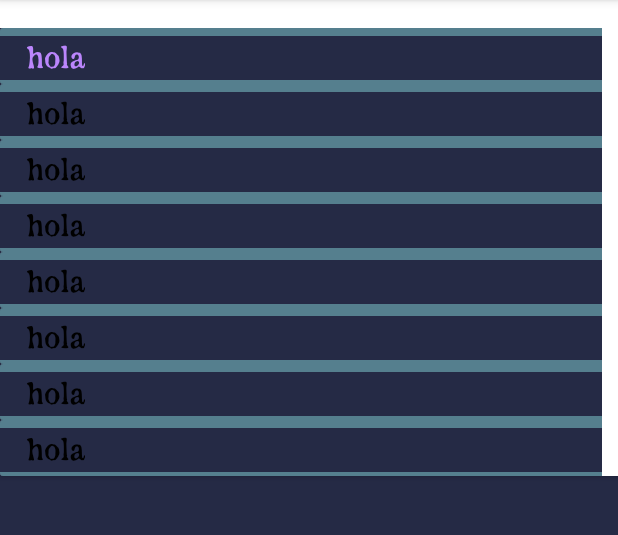
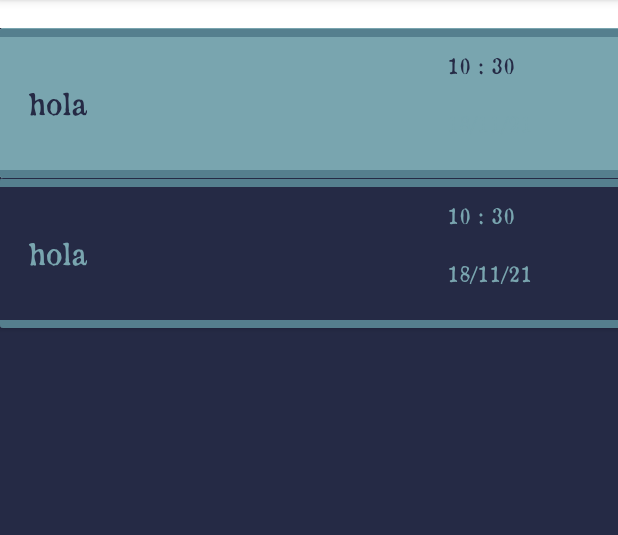
Before and after one commit to AfanaVG/ColorNote_joseAntonio, an Android app: the screen it shows after launch (MainActivity), after a tap on "hola", on a phone screen of 412 x 824 dp, the part 84-619 px from its top. Run offline under Robolectric (Android 15) with nearby library versions, the light colour scheme and no system bars.

Commit message:
Hora y fecha añadidas al ItemCard

```diff
--- a/ColorNote_joseAntonio/app/src/main/java/com/example/colornote_joseantonio/Adaptadores/MiAdaptadorRecycler.kt
+++ b/ColorNote_joseAntonio/app/src/main/java/com/example/colornote_joseantonio/Adaptadores/MiAdaptadorRecycler.kt
@@ -7,9 +7,14 @@ import android.view.View
 import android.view.ViewGroup
 import android.widget.TextView
 import android.widget.Toast
+import androidx.constraintlayout.widget.ConstraintLayout
+import androidx.constraintlayout.widget.ConstraintSet
 import androidx.recyclerview.widget.RecyclerView
 import com.example.colornote_joseantonio.Model.Nota
 import com.example.colornote_joseantonio.R
+import java.text.SimpleDateFormat
+import java.util.*
+import kotlin.collections.ArrayList
 
 
 class MiAdaptadorRecycler(var notas : ArrayList<Nota>, var  context: Context) : RecyclerView.Adapter<MiAdaptadorRecycler.ViewHolder>() {
@@ -76,6 +81,9 @@ class MiAdaptadorRecycler(var notas : ArrayList<Nota>, var  context: Context) :
 
         //Como en el ejemplo general de las listas (ProbandoListas) vemos que se puede inflar cada elemento con una card o con un layout.
         val nombreNota = view.findViewById(R.id.txtNombre_itemNota) as TextView
+        val constraintFondo = view.findViewById(R.id.clFondo_itemNota) as ConstraintLayout
+        val horaNota = view.findViewById(R.id.txtHora_itemNota) as TextView
+        val fechaNota = view.findViewById(R.id.txtFecha_itemNota) as TextView
 
 
 
@@ -86,6 +94,11 @@ class MiAdaptadorRecycler(var notas : ArrayList<Nota>, var  context: Context) :
          */
         fun bind(nota: Nota, context: Context, pos: Int, miAdaptadorRecycler: MiAdaptadorRecycler){
             nombreNota.text = nota.nombre
+            horaNota.text = nota.fechaHora.hours.toString()+" : "+nota.fechaHora.minutes.toString()
+
+            val dateFormat = SimpleDateFormat("dd/MM/yy", Locale.getDefault())
+            fechaNota.text = dateFormat.format(nota.fechaHora)
+
 
 
 /**
@@ -98,12 +111,24 @@ class MiAdaptadorRecycler(var notas : ArrayList<Nota>, var  context: Context) :
             //Para marcar o desmarcar al seleccionado usamos el siguiente código.
             if (pos == MiAdaptadorRecycler.seleccionado) {
                 with(nombreNota) {
-                    this.setTextColor(resources.getColor(R.color.purple_200))
+                    this.setTextColor(resources.getColor(R.color.azul6))
+                }
+                with(horaNota) {
+                    this.setTextColor(resources.getColor(R.color.azul6))
+                }
+                with(constraintFondo) {
+                    this.setBackgroundColor(resources.getColor(R.color.azul1))
                 }
             }
             else {
                 with(nombreNota) {
-                    this.setTextColor(resources.getColor(R.color.black))
+                    this.setTextColor(resources.getColor(R.color.azul1))
+                }
+                with(horaNota) {
+                    this.setTextColor(resources.getColor(R.color.azul1))
+                }
+                with(constraintFondo) {
+                    this.setBackgroundColor(resources.getColor(R.color.azul6))
                 }
             }
             //Se levanta una escucha para cada item. Si pulsamos el seleccionado pondremos la selección a -1, en otro caso será el nuevo sleccionado.
--- a/ColorNote_joseAntonio/app/src/main/java/com/example/colornote_joseantonio/MainActivity.kt
+++ b/ColorNote_joseAntonio/app/src/main/java/com/example/colornote_joseantonio/MainActivity.kt
@@ -2,14 +2,17 @@ package com.example.colornote_joseantonio
 
 import androidx.appcompat.app.AppCompatActivity
 import android.os.Bundle
+import android.util.Log
 import android.view.Menu
 import android.widget.ListView
 import androidx.recyclerview.widget.LinearLayoutManager
 import androidx.recyclerview.widget.RecyclerView
 import com.example.colornote_joseantonio.Adaptadores.MiAdaptadorRecycler
 import com.example.colornote_joseantonio.Model.Nota
-import java.sql.Date
+import java.util.Date
 import java.sql.Time
+import java.text.SimpleDateFormat
+import java.util.*
 
 class MainActivity : AppCompatActivity() {
 
@@ -19,15 +22,13 @@ class MainActivity : AppCompatActivity() {
         super.onCreate(savedInstanceState)
         setContentView(R.layout.activity_main)
 
+        val sdf = SimpleDateFormat("dd/M/yyyy hh:mm:ss")
+        val currentDate = sdf.format(Date())
+        Log.e("jose",currentDate)
 
-        var pepe = arrayListOf<Nota>(Nota("hola","simple", Time(10,10,10), Date(1999,10,1)))
-        pepe.add(Nota("hola","simple", Time(10,10,10), Date(1999,10,1)))
-        pepe.add(Nota("hola","simple", Time(10,10,10), Date(1999,10,1)))
-        pepe.add(Nota("hola","simple", Time(10,10,10), Date(1999,10,1)))
-        pepe.add(Nota("hola","simple", Time(10,10,10), Date(1999,10,1)))
-        pepe.add(Nota("hola","simple", Time(10,10,10), Date(1999,10,1)))
-        pepe.add(Nota("hola","simple", Time(10,10,10), Date(1999,10,1)))
-        pepe.add(Nota("hola","simple", Time(10,10,10), Date(1999,10,1)))
+        var pepe = arrayListOf<Nota>(Nota("hola","simple", Date()))
+        pepe.add(Nota("hola","simple",  Date()))
+
 
 
         miRecyclerView = findViewById(R.id.listaNotas_mainActivity) as RecyclerView
--- a/ColorNote_joseAntonio/app/src/main/java/com/example/colornote_joseantonio/Model/Nota.kt
+++ b/ColorNote_joseAntonio/app/src/main/java/com/example/colornote_joseantonio/Model/Nota.kt
@@ -1,9 +1,9 @@
 package com.example.colornote_joseantonio.Model
 
-import java.sql.Date
+import java.util.Date
 import java.sql.Time
 
-open class Nota(var nombre:String, var tipo:String, var hora:Time, var fecha:Date) {
+open class Nota(var nombre:String, var tipo:String, var fechaHora:Date) {
 
 
 }
--- a/ColorNote_joseAntonio/app/src/main/java/com/example/colornote_joseantonio/Model/NotaSimple.kt
+++ b/ColorNote_joseAntonio/app/src/main/java/com/example/colornote_joseantonio/Model/NotaSimple.kt
@@ -3,5 +3,5 @@ package com.example.colornote_joseantonio.Model
 import java.sql.Date
 import java.sql.Time
 
-class NotaSimple(nombre:String, tipo:String, hora: Time, fecha: Date,var descripcion:String):Nota(nombre,tipo,hora,fecha) {
+class NotaSimple(nombre:String, tipo:String, fechaHora: java.util.Date, var descripcion:String):Nota(nombre,tipo,fechaHora) {
 }
--- a/ColorNote_joseAntonio/app/src/main/java/com/example/colornote_joseantonio/Model/NotaTareas.kt
+++ b/ColorNote_joseAntonio/app/src/main/java/com/example/colornote_joseantonio/Model/NotaTareas.kt
@@ -3,5 +3,5 @@ package com.example.colornote_joseantonio.Model
 import java.sql.Date
 import java.sql.Time
 
-class NotaTareas(nombre:String, tipo:String, hora: Time, fecha: Date, var listaTareas:ArrayList<String>):Nota(nombre,tipo,hora,fecha) {
+class NotaTareas(nombre:String, tipo:String,  fechaHora: java.util.Date, var listaTareas:ArrayList<String>):Nota(nombre,tipo,fechaHora) {
 }
--- a/ColorNote_joseAntonio/app/src/main/res/layout/item_nota_card.xml
+++ b/ColorNote_joseAntonio/app/src/main/res/layout/item_nota_card.xml
@@ -9,8 +9,9 @@
     android:background="@color/azul6">
 
     <androidx.constraintlayout.widget.ConstraintLayout
-        android:layout_width="401dp"
-        android:layout_height="match_parent"
+        android:id="@+id/clFondo_itemNota"
+        android:layout_width="match_parent"
+        android:layout_height="100dp"
         android:background="@color/azul6">
 
         <View
@@ -20,8 +21,10 @@
             android:background="@color/azul2"
             app:layout_constraintBottom_toTopOf="@+id/txtNombre_itemNota"
             app:layout_constraintEnd_toEndOf="parent"
+            app:layout_constraintHorizontal_bias="0.0"
             app:layout_constraintStart_toStartOf="parent"
-            app:layout_constraintTop_toTopOf="parent" />
+            app:layout_constraintTop_toTopOf="parent"
+            app:layout_constraintVertical_bias="0.031" />
 
         <TextView
             android:id="@+id/txtNombre_itemNota"
@@ -31,7 +34,7 @@
             android:textSize="20sp"
             app:layout_constraintBottom_toBottomOf="parent"
             app:layout_constraintEnd_toEndOf="parent"
-            app:layout_constraintHorizontal_bias="0.047"
+            app:layout_constraintHorizontal_bias="0.05"
             app:layout_constraintStart_toStartOf="parent"
             app:layout_constraintTop_toTopOf="parent" />
 
@@ -39,10 +42,37 @@
             android:id="@+id/divider2"
             android:layout_width="match_parent"
             android:layout_height="5dp"
+            android:layout_marginTop="16dp"
             android:background="@color/azul2"
             app:layout_constraintBottom_toBottomOf="parent"
             app:layout_constraintEnd_toEndOf="parent"
+            app:layout_constraintHorizontal_bias="0.0"
             app:layout_constraintStart_toStartOf="parent"
-            app:layout_constraintTop_toBottomOf="parent" />
+            app:layout_constraintTop_toBottomOf="@+id/txtNombre_itemNota"
+            app:layout_constraintVertical_bias="1.0" />
+
+        <TextView
+            android:id="@+id/txtHora_itemNota"
+            android:layout_width="wrap_content"
+            android:layout_height="wrap_content"
+            android:text="TextView"
+            app:layout_constraintBottom_toBottomOf="parent"
+            app:layout_constraintEnd_toEndOf="parent"
+            app:layout_constraintHorizontal_bias="0.774"
+            app:layout_constraintStart_toEndOf="@+id/txtNombre_itemNota"
+            app:layout_constraintTop_toTopOf="parent"
+            app:layout_constraintVertical_bias="0.197" />
+
+        <TextView
+            android:id="@+id/txtFecha_itemNota"
+            android:layout_width="wrap_content"
+            android:layout_height="wrap_content"
+            android:text="TextView"
+            app:layout_constraintBottom_toBottomOf="parent"
+            app:layout_constraintEnd_toEndOf="@+id/txtHora_itemNota"
+            app:layout_constraintHorizontal_bias="0.0"
+            app:layout_constraintStart_toStartOf="@+id/txtHora_itemNota"
+            app:layout_constraintTop_toBottomOf="@+id/txtHora_itemNota"
+            app:layout_constraintVertical_bias="0.434" />
     </androidx.constraintlayout.widget.ConstraintLayout>
 </androidx.cardview.widget.CardView>
```
